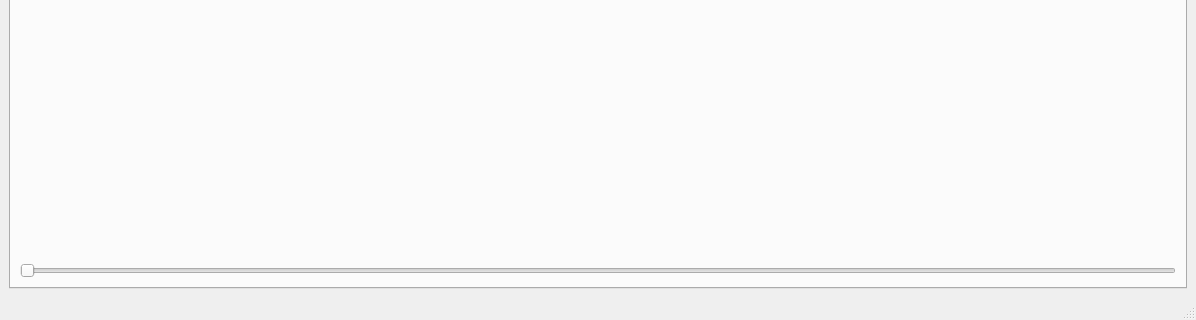
This is src/pyMBIR_UI/ui/main_application.ui in ornlneutronimaging/pyMBIR_UI as Qt 5 draws it before an edit; both pictures show x 0 to 1196 and y 546 to 866 of the 1196 by 866 pixel window. The edited form follows.
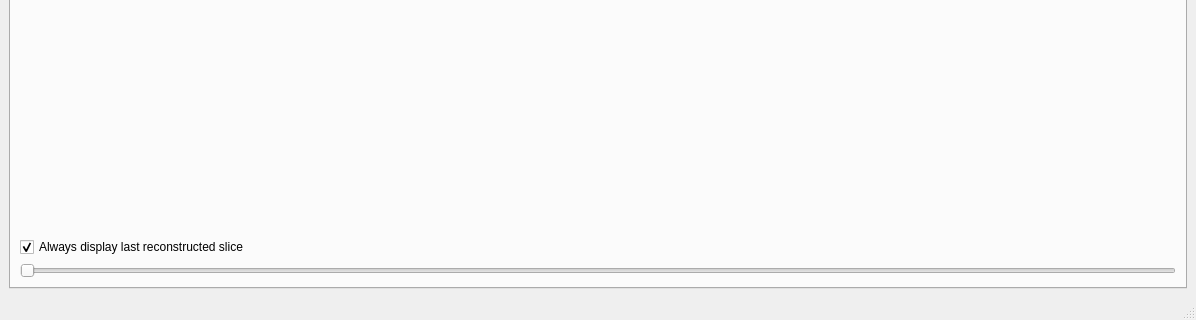
This is the edited form. The open tabs and pages were chosen to show the change. Icons and pictures are not drawn.

Commit message: live view of reconstructed slices. this refs #24

Patch:
```diff
--- a/src/pyMBIR_UI/ui/main_application.ui
+++ b/src/pyMBIR_UI/ui/main_application.ui
@@ -1035,7 +1035,17 @@
          </widget>
         </item>
         <item>
-         <widget class="QSlider" name="horizontalSlider">
+         <widget class="QCheckBox" name="output_checkBox">
+          <property name="text">
+           <string>Always display last reconstructed slice</string>
+          </property>
+          <property name="checked">
+           <bool>true</bool>
+          </property>
+         </widget>
+        </item>
+        <item>
+         <widget class="QSlider" name="output_horizontalSlider">
           <property name="orientation">
            <enum>Qt::Horizontal</enum>
           </property>
```
Left out of the diff: 2 changed lines with no effect on the pictures. The commit also changes 2 other files.
